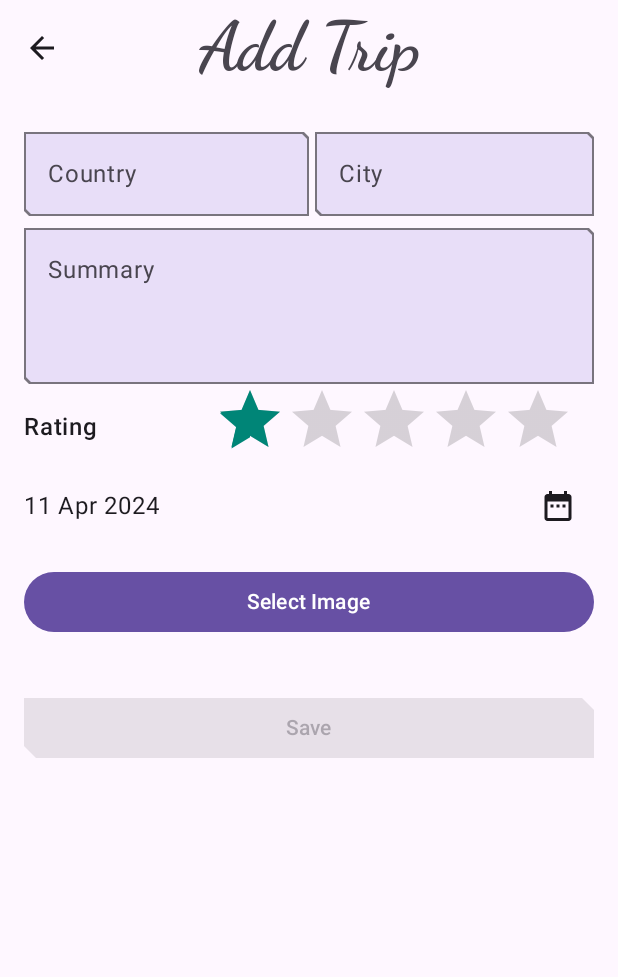
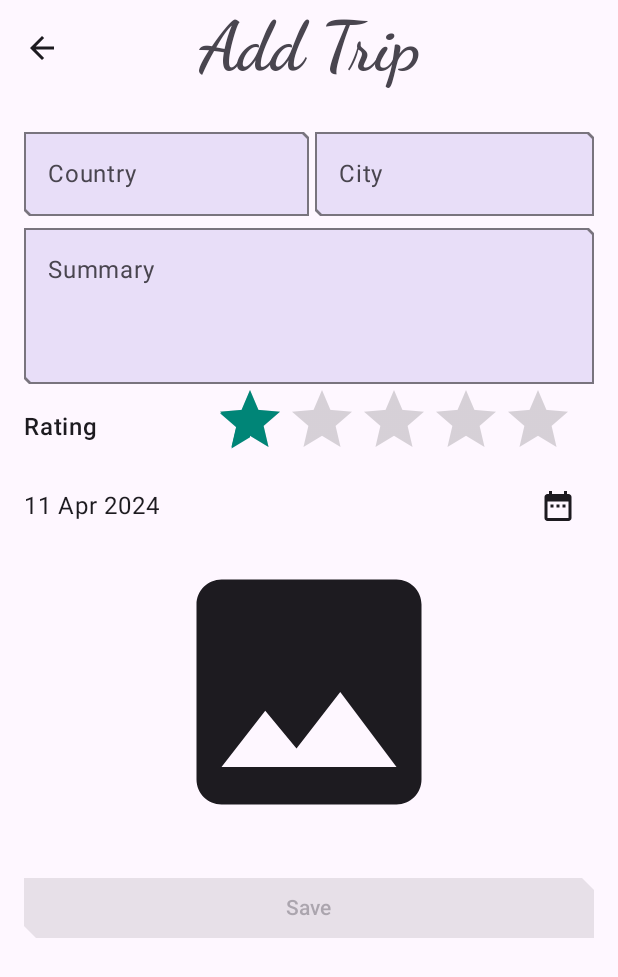
Before and after one commit to YahefuYusufu/LovelyTrip, an Android app built with Jetpack Compose: the ItemEntryScreen screen opened through its navigation route, on a phone screen of 412 x 824 dp. Shown: the top 977 px of the screen. Run offline under Robolectric (Android 15) with nearby library versions, the phone set to English and light mode, and no system bars.

Commit message:
detail screen has done

```diff
--- a/app/src/main/java/com/example/inventory/ui/screens/HomeScreen.kt
+++ b/app/src/main/java/com/example/inventory/ui/screens/HomeScreen.kt
@@ -112,12 +112,13 @@ private fun HomeBody(
 ) {
     Column(
         horizontalAlignment = Alignment.CenterHorizontally,
+        verticalArrangement = Arrangement.Center
+        ,
+
         modifier = modifier
             .background(
                 color = MaterialTheme.colorScheme.background
-            )
-
-        ,
+            ),
 
     ) {
         if (itemList.isEmpty()) {
--- a/app/src/main/java/com/example/inventory/ui/screens/ItemEntryScreen.kt
+++ b/app/src/main/java/com/example/inventory/ui/screens/ItemEntryScreen.kt
@@ -10,14 +10,19 @@ import androidx.activity.result.contract.ActivityResultContracts
 import androidx.annotation.RequiresApi
 import androidx.compose.foundation.Image
 import androidx.compose.foundation.layout.Arrangement
+import androidx.compose.foundation.layout.Box
 import androidx.compose.foundation.layout.Column
 import androidx.compose.foundation.layout.Row
+import androidx.compose.foundation.layout.fillMaxHeight
+import androidx.compose.foundation.layout.fillMaxSize
 import androidx.compose.foundation.layout.fillMaxWidth
+import androidx.compose.foundation.layout.height
 import androidx.compose.foundation.layout.padding
 import androidx.compose.foundation.rememberScrollState
 import androidx.compose.foundation.verticalScroll
 import androidx.compose.material.icons.Icons
 import androidx.compose.material.icons.filled.DateRange
+import androidx.compose.material.icons.filled.Photo
 import androidx.compose.material3.Button
 import androidx.compose.material3.ExperimentalMaterial3Api
 import androidx.compose.material3.Icon
@@ -258,21 +263,48 @@ fun ItemInputForm(
         }
 
 //        //Image Picker
-        Button(
-            onClick = { imagePickerLauncher.launch("image/*")},
+//        Button(
+//            onClick = { imagePickerLauncher.launch("image/*")},
+//            modifier = Modifier
+//                .padding(vertical = 16.dp)
+//
+//        ) {
+//            Text("Select Image")
+//        }
+//
+//        //Display selected Image
+//        bitmap?.let { loadedBitmap ->
+//            Image(
+//                bitmap = loadedBitmap.asImageBitmap(),
+//
+//                contentDescription = null
+//            )
+//        }
+        // Image Picker
+        Box(
             modifier = Modifier
-                .padding(vertical = 16.dp)
                 .fillMaxWidth()
+                .height(200.dp)
         ) {
-            Text("Select Image")
-        }
-
-        //Display selected Image
-        bitmap?.let { loadedBitmap ->
-            Image(
-                bitmap = loadedBitmap.asImageBitmap(),
-                contentDescription = null
-            )
+            // Display selected Image or default photo icon
+            if (bitmap != null) {
+                Image(
+                    bitmap = bitmap!!.asImageBitmap(),
+                    contentDescription = stringResource(R.string.select_image),
+                    modifier = Modifier.fillMaxWidth()
+                )
+            } else {
+                IconButton(
+                    onClick = { imagePickerLauncher.launch("image/*") },
+                    modifier = Modifier.align(Alignment.Center).fillMaxSize()
+                ) {
+                    Icon(
+                        imageVector = Icons.Default.Photo,
+                        contentDescription = stringResource(R.string.select_image),
+                        modifier = Modifier.fillMaxSize()
+                    )
+                }
+            }
         }
     }
 
--- a/app/src/main/res/values/strings.xml
+++ b/app/src/main/res/values/strings.xml
@@ -4,26 +4,21 @@
     <string name="back_button">Back</string>
     <string name="delete">Delete</string>
     <string name="delete_question">Are you sure you want to delete?</string>
-    <string name="no_item_description">Oops!\nNo items in the inventory.\nTap + to add.</string>
+    <string name="no_item_description">Oops!\nNo Trips Here.....\nTap + to add.</string>
     <string name="edit_item_title">Edit Item</string>
     <string name="item">Item</string>
     <string name="item_detail_title">Item Details</string>
     <string name="item_entry_title">Add Trip</string>
-    <string name="item_name_req">Item Name*</string>
-    <string name="item_price_req">Item Price*</string>
     <string name="no">No</string>
-    <string name="price">Price</string>
-    <string name="quantity_in_stock">Quantity in stock</string>
-    <string name="in_stock">%d in stock</string>
-    <string name="quantity_req">Quantity in Stock*</string>
     <string name="save_action">Save</string>
     <string name="sell">Sell</string>
     <string name="yes">Yes</string>
     <string name="country">Country</string>
     <string name="city">City</string>
     <string name="summary">Summary</string>
-    <string name="addedDate">Date</string>
+    <string name="addedDate">Added Date</string>
     <string name="rating">Rating</string>
+    <string name="select_image">Selected_Image</string>
     <plurals name="number_of_stars">
         <item quantity="one">%d star</item>
         <item quantity="other">%d stars</item>
--- a/gradle/libs.versions.toml
+++ b/gradle/libs.versions.toml
@@ -1,5 +1,5 @@
 [versions]
-agp = "8.3.2"
+agp = "8.3.1"
 collCompose = "2.2.0"
 coreKtxVersion = "1.10.1"
 coreSplashscreen = "1.0.1"
```
Also changed, not shown: app/src/main/java/com/example/inventory/components/ItemDatePicker.kt (+8 -8 lines), app/src/main/java/com/example/inventory/ui/screens/ItemDetailsScreen.kt (+28 -18 lines).
